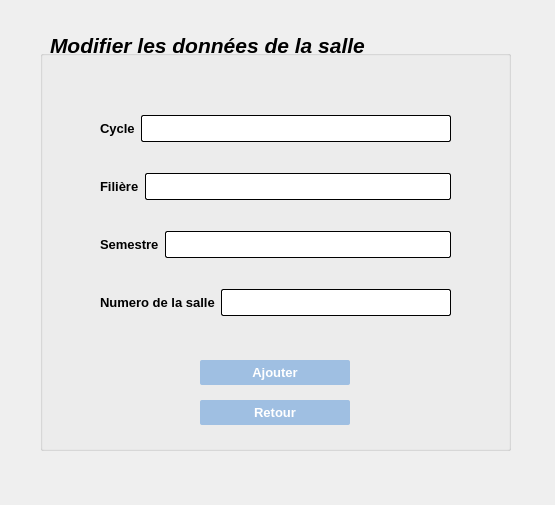
Old version of the form editsalle.ui in the repository aminabkl/Departement_Management.
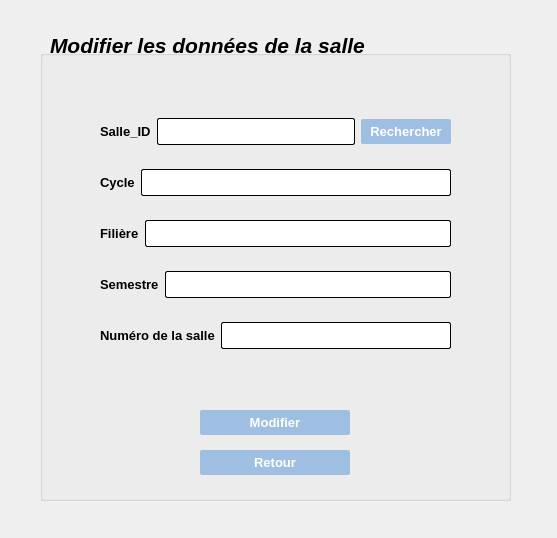
New version of the form.

Diff of the .ui file:
```diff
--- a/editsalle.ui
+++ b/editsalle.ui
@@ -6,8 +6,8 @@
    <rect>
     <x>0</x>
     <y>0</y>
-    <width>555</width>
-    <height>505</height>
+    <width>557</width>
+    <height>538</height>
    </rect>
   </property>
   <property name="windowTitle">
@@ -19,7 +19,7 @@
      <x>40</x>
      <y>50</y>
      <width>471</width>
-     <height>401</height>
+     <height>451</height>
     </rect>
    </property>
    <property name="title">
@@ -29,7 +29,7 @@
     <property name="geometry">
      <rect>
       <x>160</x>
-      <y>310</y>
+      <y>360</y>
       <width>150</width>
       <height>25</height>
      </rect>
@@ -58,16 +58,52 @@
 }</string>
     </property>
     <property name="text">
-     <string>Ajouter</string>
+     <string>Modifier</string>
     </property>
    </widget>
-   <widget class="QWidget" name="layoutWidget">
+   <widget class="QPushButton" name="SalleReturn">
+    <property name="geometry">
+     <rect>
+      <x>160</x>
+      <y>400</y>
+      <width>150</width>
+      <height>25</height>
+     </rect>
+    </property>
+    <property name="font">
+     <font>
+      <pointsize>-1</pointsize>
+      <bold>true</bold>
+     </font>
+    </property>
+    <property name="styleSheet">
+     <string notr="true">QPushButton{
+color: #ffffff;
+border-radius:2px;
+background-color: rgb(159, 191, 226);
+height: 25px;
+font-size:13px;
+}
+QPushButton:hover:!pressed
+{
+	background-color: rgb(179, 216, 255);
+}
+QPushButton:pressed
+{
+              transition: 0.9s; 
+}</string>
+    </property>
+    <property name="text">
+     <string>Retour</string>
+    </property>
+   </widget>
+   <widget class="QWidget" name="">
     <property name="geometry">
      <rect>
       <x>60</x>
-      <y>40</y>
+      <y>50</y>
       <width>351</width>
-      <height>251</height>
+      <height>271</height>
      </rect>
     </property>
     <layout class="QVBoxLayout" name="verticalLayout">
@@ -83,12 +119,12 @@
           </font>
          </property>
          <property name="text">
-          <string>Cycle</string>
+          <string>Salle_ID</string>
          </property>
         </widget>
        </item>
        <item>
-        <widget class="QLineEdit" name="Cycle">
+        <widget class="QLineEdit" name="Salle_ID">
          <property name="font">
           <font>
            <pointsize>10</pointsize>
@@ -104,6 +140,37 @@
          </property>
         </widget>
        </item>
+       <item>
+        <widget class="QPushButton" name="SearchButton">
+         <property name="font">
+          <font>
+           <pointsize>-1</pointsize>
+           <bold>true</bold>
+          </font>
+         </property>
+         <property name="styleSheet">
+          <string notr="true">QPushButton{
+color: #ffffff;
+border-radius:2px;
+background-color: rgb(159, 191, 226);
+height: 25px;
+width:90px;
+font-size:13px;
+}
+QPushButton:hover:!pressed
+{
+	background-color: rgb(179, 216, 255);
+}
+QPushButton:pressed
+{
+              transition: 0.9s; 
+}</string>
+         </property>
+         <property name="text">
+          <string>Rechercher</string>
+         </property>
+        </widget>
+       </item>
       </layout>
      </item>
      <item>
@@ -118,12 +185,12 @@
           </font>
          </property>
          <property name="text">
-          <string>Filière</string>
+          <string>Cycle</string>
          </property>
         </widget>
        </item>
        <item>
-        <widget class="QLineEdit" name="Filiere">
+        <widget class="QLineEdit" name="Cycle">
          <property name="font">
           <font>
            <pointsize>10</pointsize>
@@ -153,12 +220,12 @@
           </font>
          </property>
          <property name="text">
-          <string>Semestre</string>
+          <string>Filière</string>
          </property>
         </widget>
        </item>
        <item>
-        <widget class="QLineEdit" name="Semestre">
+        <widget class="QLineEdit" name="Filiere">
          <property name="font">
           <font>
            <pointsize>10</pointsize>
@@ -191,7 +258,45 @@
           </font>
          </property>
          <property name="text">
-          <string>Numero de la salle</string>
+          <string>Semestre</string>
+         </property>
+        </widget>
+       </item>
+       <item>
+        <widget class="QLineEdit" name="Semestre">
+         <property name="font">
+          <font>
+           <pointsize>10</pointsize>
+          </font>
+         </property>
+         <property name="styleSheet">
+          <string notr="true">QLineEdit{
+	background-color: rgb(255, 255, 255);
+	 border: 1px  solid;
+     border-radius: 2px;
+height:25px;
+}</string>
+         </property>
+         <property name="echoMode">
+          <enum>QLineEdit::Normal</enum>
+         </property>
+        </widget>
+       </item>
+      </layout>
+     </item>
+     <item>
+      <layout class="QHBoxLayout" name="horizontalLayout_6">
+       <item>
+        <widget class="QLabel" name="label_7">
+         <property name="font">
+          <font>
+           <pointsize>10</pointsize>
+           <italic>false</italic>
+           <bold>true</bold>
+          </font>
+         </property>
+         <property name="text">
+          <string>Numéro de la salle</string>
          </property>
         </widget>
        </item>
@@ -219,42 +324,6 @@
      </item>
     </layout>
    </widget>
-   <widget class="QPushButton" name="SalleReturn">
-    <property name="geometry">
-     <rect>
-      <x>160</x>
-      <y>350</y>
-      <width>150</width>
-      <height>25</height>
-     </rect>
-    </property>
-    <property name="font">
-     <font>
-      <pointsize>-1</pointsize>
-      <bold>true</bold>
-     </font>
-    </property>
-    <property name="styleSheet">
-     <string notr="true">QPushButton{
-color: #ffffff;
-border-radius:2px;
-background-color: rgb(159, 191, 226);
-height: 25px;
-font-size:13px;
-}
-QPushButton:hover:!pressed
-{
-	background-color: rgb(179, 216, 255);
-}
-QPushButton:pressed
-{
-              transition: 0.9s; 
-}</string>
-    </property>
-    <property name="text">
-     <string>Retour</string>
-    </property>
-   </widget>
   </widget>
   <widget class="QLabel" name="label_5">
    <property name="geometry">
```
